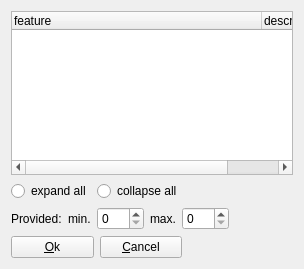
Wolframe/configurator, file client/uiforms/feature_select_provided_add.ui: the form before one commit.
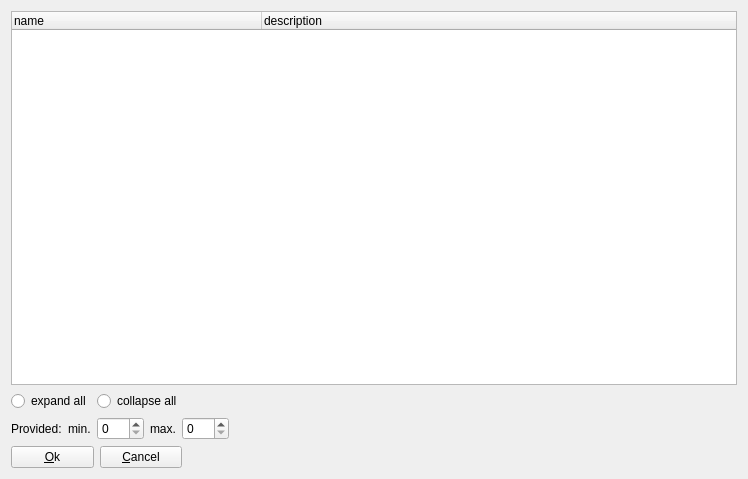
The form after the commit. Icons and pictures are not drawn.

The edit to the form file:
```diff
--- a/client/uiforms/feature_select_provided_add.ui
+++ b/client/uiforms/feature_select_provided_add.ui
@@ -6,8 +6,8 @@
    <rect>
     <x>0</x>
     <y>0</y>
-    <width>304</width>
-    <height>269</height>
+    <width>748</width>
+    <height>479</height>
    </rect>
   </property>
   <property name="windowTitle">
@@ -68,7 +68,7 @@
      </attribute>
      <column>
       <property name="text">
-       <string>feature</string>
+       <string>name</string>
       </property>
      </column>
      <column>
```
